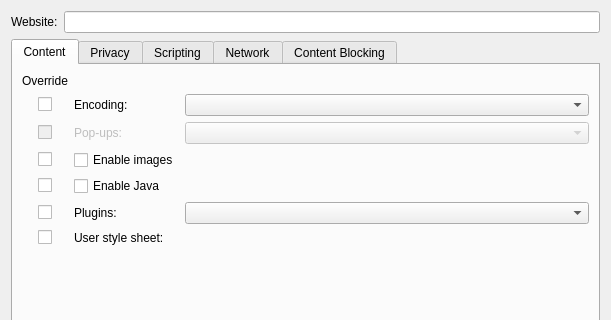
Above: src/ui/WebsitePreferencesDialog.ui from OtterBrowser/otter-browser before the change; both pictures show x 0 to 611 and y 0 to 320 of the 611 by 500 pixel window. Below: the same form after it.
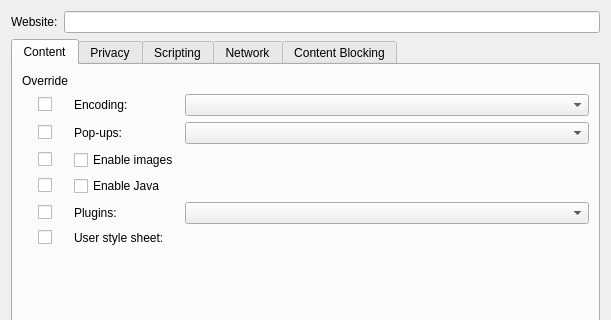
That is the form after the change. Custom widgets are drawn as their Qt base class.

```diff
--- a/src/ui/WebsitePreferencesDialog.ui
+++ b/src/ui/WebsitePreferencesDialog.ui
@@ -56,9 +56,6 @@
        </item>
        <item row="2" column="0" alignment="Qt::AlignHCenter">
         <widget class="QCheckBox" name="popupsOverrideCheckBox">
-         <property name="enabled">
-          <bool>false</bool>
-         </property>
          <property name="text">
           <string/>
          </property>
@@ -76,9 +73,6 @@
        </item>
        <item row="2" column="2">
         <widget class="QComboBox" name="popupsComboBox">
-         <property name="enabled">
-          <bool>false</bool>
-         </property>
         </widget>
        </item>
        <item row="4" column="0" alignment="Qt::AlignHCenter">
@@ -117,9 +111,6 @@
        </item>
        <item row="2" column="1">
         <widget class="QLabel" name="popupsLabel">
-         <property name="enabled">
-          <bool>false</bool>
-         </property>
          <property name="text">
           <string>Pop-ups:</string>
          </property>
```
